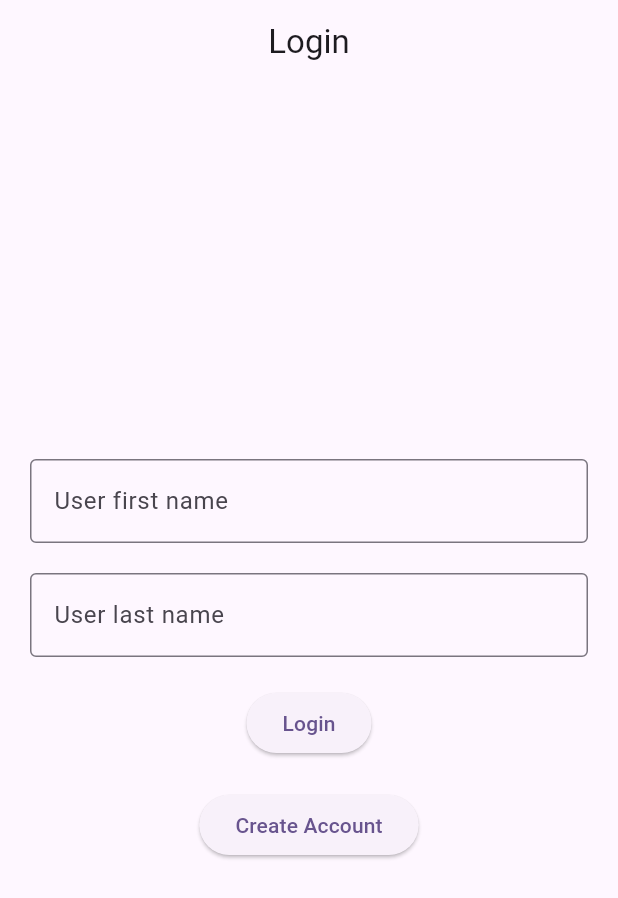
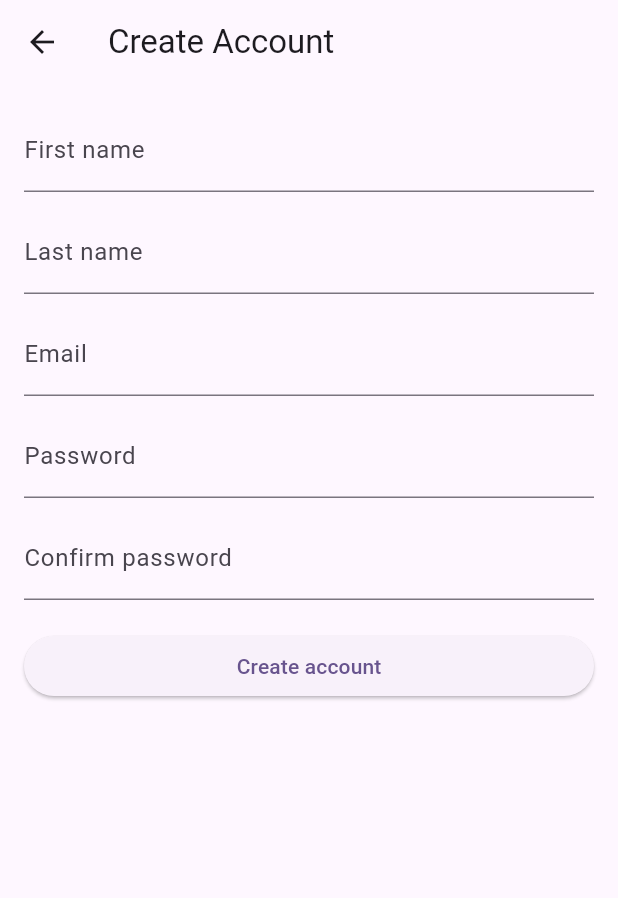
Before and after one commit to SETaP-Team-6C/Cook-App, a Flutter app: the screen it shows after launch, after a tap on "Create Account", on a phone screen of 412 x 824 dp. Shown: the top 898 px of the screen. Run offline on Flutter 3.47's test engine with Material 3 defaults, Android fonts, the light colour scheme and no system bars.

Commit message:
add create account

```diff
--- a/frontend/lib/features/authen/create_account.dart
+++ b/frontend/lib/features/authen/create_account.dart
@@ -0,0 +1,165 @@
+import 'package:flutter/material.dart';
+import 'package:http/http.dart' as http;
+import 'dart:convert';
+
+class CreateAccount extends StatefulWidget {
+  const CreateAccount({super.key});
+
+  @override
+  State<CreateAccount> createState() => _CreateAccountState();
+}
+
+class _CreateAccountState extends State<CreateAccount> {
+  final _formKey = GlobalKey<FormState>();
+  final TextEditingController _firstNameController = TextEditingController();
+  final TextEditingController _lastNameController = TextEditingController();
+  final TextEditingController _emailController = TextEditingController();
+  final TextEditingController _passwordController = TextEditingController();
+  final TextEditingController _confirmController = TextEditingController();
+
+  bool _loading = false;
+
+  @override
+  void dispose() {
+    _firstNameController.dispose();
+    _lastNameController.dispose();
+    _emailController.dispose();
+    _passwordController.dispose();
+    _confirmController.dispose();
+    super.dispose();
+  }
+
+  Future<void> _submit() async {
+    if (!_formKey.currentState!.validate()) return;
+
+    final first = _firstNameController.text.trim();
+    final last = _lastNameController.text.trim();
+    final email = _emailController.text.trim();
+    final password = _passwordController.text;
+
+    setState(() => _loading = true);
+
+    try {
+      final uri = Uri.parse('http://localhost:5000/add-user');
+      final resp = await http.post(
+        uri,
+        headers: {'Content-Type': 'application/json'},
+        body: jsonEncode({
+          'user_fname': first,
+          'user_lname': last,
+          'email': email,
+          'password': password,
+        }),
+      );
+
+      if (resp.statusCode == 200 || resp.statusCode == 201) {
+        ScaffoldMessenger.of(context).showSnackBar(
+          const SnackBar(content: Text('Account created successfully')),
+        );
+        // Optionally navigate back or to login
+        Navigator.of(context).maybePop();
+      } else {
+        String msg = 'Failed to create account';
+        try {
+          final body = jsonDecode(resp.body);
+          if (body is Map && body['message'] != null) msg = body['message'];
+        } catch (_) {}
+        ScaffoldMessenger.of(
+          context,
+        ).showSnackBar(SnackBar(content: Text(msg)));
+      }
+    } catch (e) {
+      ScaffoldMessenger.of(
+        context,
+      ).showSnackBar(SnackBar(content: Text('Error: $e')));
+    } finally {
+      setState(() => _loading = false);
+    }
+  }
+
+  String? _validateName(String? v) {
+    if (v == null || v.trim().isEmpty) return 'Required';
+    if (v.trim().length < 2) return 'Too short';
+    return null;
+  }
+
+  String? _validateEmail(String? v) {
+    if (v == null || v.trim().isEmpty) return 'Email required';
+    if (!v.contains('@')) return 'Enter a valid email';
+    return null;
+  }
+
+  String? _validatePassword(String? v) {
+    if (v == null || v.isEmpty) return 'Password required';
+    if (v.length < 6) return 'Password must be 6+ characters';
+    return null;
+  }
+
+  @override
+  Widget build(BuildContext context) {
+    return Scaffold(
+      appBar: AppBar(title: const Text('Create Account')),
+      body: SingleChildScrollView(
+        padding: const EdgeInsets.all(16),
+        child: Form(
+          key: _formKey,
+          child: Column(
+            crossAxisAlignment: CrossAxisAlignment.stretch,
+            children: [
+              TextFormField(
+                controller: _firstNameController,
+                decoration: const InputDecoration(labelText: 'First name'),
+                validator: _validateName,
+              ),
+              const SizedBox(height: 12),
+              TextFormField(
+                controller: _lastNameController,
+                decoration: const InputDecoration(labelText: 'Last name'),
+                validator: _validateName,
+              ),
+              const SizedBox(height: 12),
+              TextFormField(
+                controller: _emailController,
+                decoration: const InputDecoration(labelText: 'Email'),
+                keyboardType: TextInputType.emailAddress,
+                validator: _validateEmail,
+              ),
+              const SizedBox(height: 12),
+              TextFormField(
+                controller: _passwordController,
+                decoration: const InputDecoration(labelText: 'Password'),
+                obscureText: true,
+                validator: _validatePassword,
+              ),
+              const SizedBox(height: 12),
+              TextFormField(
+                controller: _confirmController,
+                decoration: const InputDecoration(
+                  labelText: 'Confirm password',
+                ),
+                obscureText: true,
+                validator: (v) {
+                  if (v == null || v.isEmpty) return 'Confirm password';
+                  if (v != _passwordController.text)
+                    return 'Passwords do not match';
+                  return null;
+                },
+              ),
+              const SizedBox(height: 20),
+              ElevatedButton(
+                onPressed: _loading ? null : _submit,
+                child: _loading
+                    ? const SizedBox(
+                        height: 16,
+                        width: 16,
+                        child: CircularProgressIndicator(strokeWidth: 2),
+                      )
+                    : const Text('Create account'),
+              ),
+            ],
+          ),
+        ),
+      ),
+    );
+  }
+}
--- a/frontend/lib/features/authen/login_page.dart
+++ b/frontend/lib/features/authen/login_page.dart
@@ -1,5 +1,6 @@
 import 'package:flutter/material.dart';
 import 'package:frontend/core/routes.dart';
+import 'package:frontend/features/authen/create_account.dart';
 import 'package:http/http.dart' as http;
 
 class LoginPage extends StatefulWidget {
@@ -17,11 +18,15 @@ class _LoginPageState extends State<LoginPage> {
   Future<void> _sendUser(userFname, userLname, newAccount) async {
     try {
       final response = await http.post(
-                Uri.parse("http://localhost:5000/authenticate"), // need to change per create account and login :)
+        Uri.parse(
+          "http://localhost:5000/authenticate",
+        ), // need to change per create account and login :)
         headers: {
-                    "Content-Type": "application/x-www-form-urlencoded", // changed as backend requests form
+          "Content-Type":
+              "application/x-www-form-urlencoded", // changed as backend requests form
         },
-                body: { // removed json encode as again form backend
+        body: {
+          // removed json encode as again form backend
           "user_fname": userFname,
           "user_lname": userLname,
         },
@@ -49,13 +54,11 @@ class _LoginPageState extends State<LoginPage> {
 
     String username = "$userFname $userLname";
 
-        Navigator.pushReplacementNamed(  // uses named routing now instead of direct calling
+    Navigator.pushReplacementNamed(
+      // uses named routing now instead of direct calling
       context,
       AppRoutes.home,
-            arguments:{
-                "username": username,
-                "newAccount":newAccount
-            }
+      arguments: {"username": username, "newAccount": newAccount},
     );
   }
 
@@ -90,7 +93,8 @@ class _LoginPageState extends State<LoginPage> {
               ),
               SizedBox(height: 20),
               TextField(
-                                controller: _userLnameController, // like fields in html so need .value to get value
+                controller:
+                    _userLnameController, // like fields in html so need .value to get value
                 decoration: InputDecoration(
                   labelText: "User last name",
                   border: OutlineInputBorder(),
@@ -98,13 +102,39 @@ class _LoginPageState extends State<LoginPage> {
               ),
               SizedBox(height: 20),
               ElevatedButton(
-                                onPressed: () => _handleAuth(false), // what happens on press func
+                onPressed: () =>
+                    _handleAuth(false), // what happens on press func
                 child: Text("Login"),
               ),
               SizedBox(height: 20),
               ElevatedButton(
-                                onPressed: () => _handleAuth(true),
-                                child: Text("Create Account"),
+                onPressed: () async {
+                  // Push CreateAccount and await returned result (username/newAccount)
+                  final result = await Navigator.push(
+                    context,
+                    MaterialPageRoute(builder: (_) => const CreateAccount()),
+                  );
+                  if (result is Map && result['username'] != null) {
+                    // If the create account screen returned a message, show it briefly
+                    if (result['message'] != null) {
+                      ScaffoldMessenger.of(context).showSnackBar(
+                        SnackBar(content: Text(result['message'].toString())),
+                      );
+                      // allow a short moment for the SnackBar to appear before navigating
+                      await Future.delayed(const Duration(milliseconds: 300));
+                    }
+
+                    Navigator.pushReplacementNamed(
+                      context,
+                      AppRoutes.home,
+                      arguments: {
+                        'username': result['username'],
+                        'newAccount': result['newAccount'] ?? true,
+                      },
+                    );
+                  }
+                },
+                child: const Text("Create Account"),
               ),
             ],
           ),
```
Lines whose indentation alone changed are shown as unchanged.
